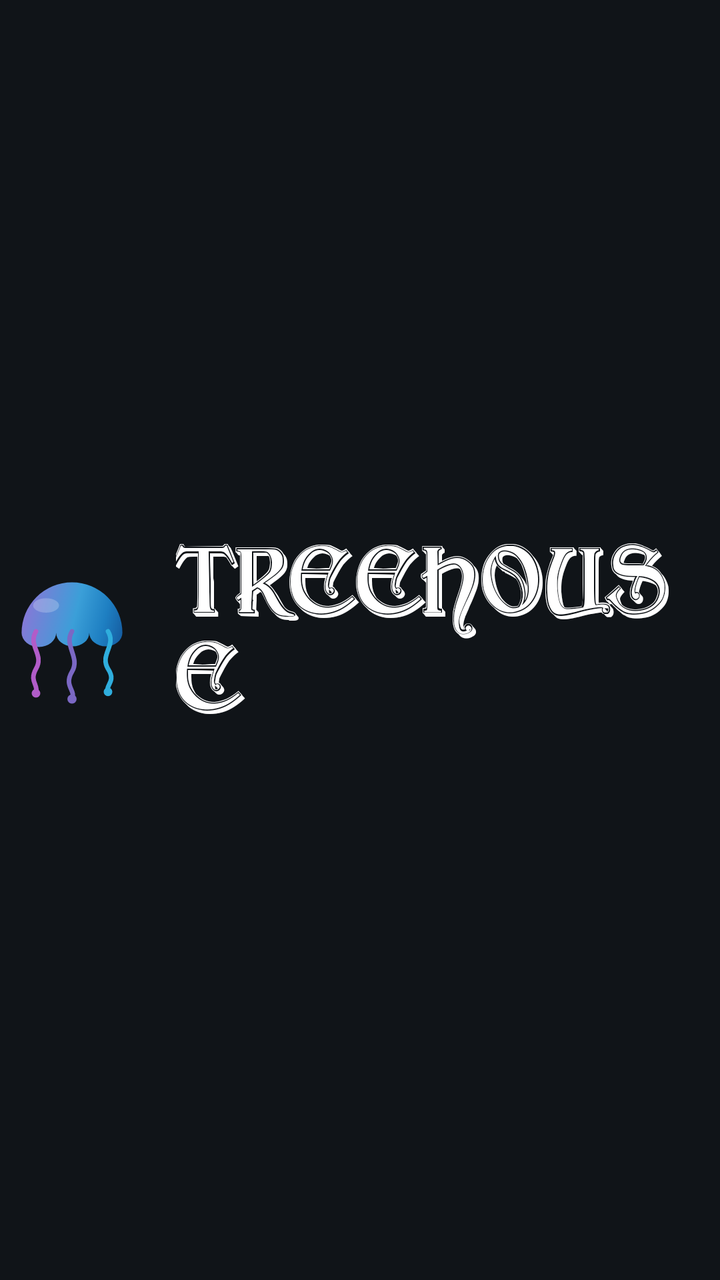
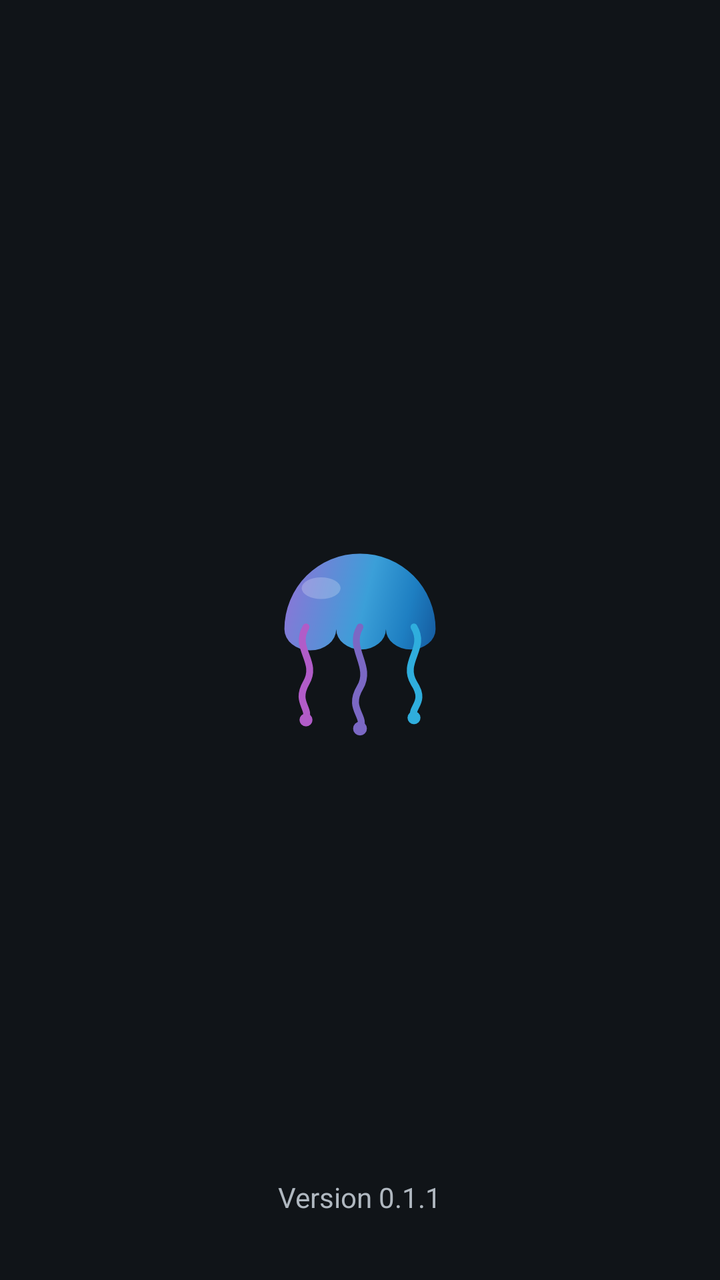

Screens rendered from an Android XML layout before and after an edit, with the pre-edit source and the edit as a unified diff.
<!-- AndroidManifest.xml: activity theme Theme.FireTvJellyfin -->
<!-- res/layout/activity_splash.xml -->
<?xml version="1.0" encoding="utf-8"?>
<FrameLayout xmlns:android="http://schemas.android.com/apk/res/android"
    android:layout_width="match_parent"
    android:layout_height="match_parent"
    android:background="@color/background_dark">

    <LinearLayout
        android:id="@+id/splash_logo"
        android:layout_width="wrap_content"
        android:layout_height="wrap_content"
        android:layout_gravity="center"
        android:orientation="horizontal"
        android:gravity="center_vertical">

        <ImageView
            android:layout_width="72dp"
            android:layout_height="72dp"
            android:src="@drawable/ic_jellyfin_logo"
            android:contentDescription="@null" />

        <TextView
            android:layout_width="wrap_content"
            android:layout_height="wrap_content"
            android:layout_marginStart="16dp"
            android:text="@string/app_logo"
            android:textColor="@color/text_primary"
            android:textSize="48sp"
            android:fontFamily="@font/royalty_criminals" />

    </LinearLayout>

</FrameLayout>
<!-- resources referenced by this layout -->
<resources>
  <color name="background_dark">#101418</color>
  <color name="text_primary">#FFFFFF</color>
  <!-- drawable ic_jellyfin_logo: vector/xml drawable (drawable, 2174 chars, omitted) -->
  <string name="app_logo">TreeHouse</string>
  <style name="Theme.FireTvJellyfin" parent="Theme.Leanback">
          <item name="android:windowBackground">@color/background_dark</item>
          <item name="detailsActionButtonStyle">@style/Widget.FireTvJellyfin.DetailsActionButtonStyle</item>
      </style>
  <style name="Widget.FireTvJellyfin.DetailsActionButtonStyle" parent="Widget.Leanback.DetailsActionButtonStyle">
          <item name="android:background">@drawable/glass_button_bg</item>
          <item name="android:paddingStart">20dp</item>
          <item name="android:paddingEnd">20dp</item>
          <item name="android:paddingTop">10dp</item>
          <item name="android:paddingBottom">10dp</item>
          <item name="android:layout_marginEnd">12dp</item>
      </style>
  <!-- drawable glass_button_bg (drawable) -->
  <?xml version="1.0" encoding="utf-8"?>
  <selector xmlns:android="http://schemas.android.com/apk/res/android">
      <item android:state_focused="true">
          <shape android:shape="rectangle">
              <corners android:radius="12dp" />
              <gradient
                  android:angle="90"
                  android:startColor="#4DFFFFFF"
                  android:endColor="#26FFFFFF" />
          </shape>
      </item>
      <item>
          <shape android:shape="rectangle">
              <corners android:radius="12dp" />
              <gradient
                  android:angle="90"
                  android:startColor="#26FFFFFF"
                  android:endColor="#0DFFFFFF" />
          </shape>
      </item>
  </selector>
</resources>

<!-- the commit's change to res/layout/activity_splash.xml (unified diff, before → after) -->
@@ -4,29 +4,21 @@
     android:layout_height="match_parent"
     android:background="@color/background_dark">
 
-    <LinearLayout
+    <ImageView
         android:id="@+id/splash_logo"
+        android:layout_width="108dp"
+        android:layout_height="108dp"
+        android:layout_gravity="center"
+        android:src="@drawable/ic_jellyfin_logo"
+        android:contentDescription="@null" />
+
+    <TextView
         android:layout_width="wrap_content"
         android:layout_height="wrap_content"
-        android:layout_gravity="center"
-        android:orientation="horizontal"
-        android:gravity="center_vertical">
-
-        <ImageView
-            android:layout_width="72dp"
-            android:layout_height="72dp"
-            android:src="@drawable/ic_jellyfin_logo"
-            android:contentDescription="@null" />
-
-        <TextView
-            android:layout_width="wrap_content"
-            android:layout_height="wrap_content"
-            android:layout_marginStart="16dp"
-            android:text="@string/app_logo"
-            android:textColor="@color/text_primary"
-            android:textSize="48sp"
-            android:fontFamily="@font/royalty_criminals" />
-
-    </LinearLayout>
+        android:layout_gravity="bottom|center_horizontal"
+        android:layout_marginBottom="32dp"
+        android:text="@string/splash_version"
+        android:textColor="@color/text_secondary"
+        android:textSize="14sp" />
 
 </FrameLayout>
<!-- resource entries referenced after the edit -->
@@ -1,9 +1,9 @@
 <!-- resources referenced by this layout -->
 <resources>
   <color name="background_dark">#101418</color>
-  <color name="text_primary">#FFFFFF</color>
+  <color name="text_secondary">#B0B8C0</color>
   <!-- drawable ic_jellyfin_logo: vector/xml drawable (drawable, 2174 chars, omitted) -->
-  <string name="app_logo">TreeHouse</string>
+  <string name="splash_version">Version 0.1.1</string>
   <style name="Theme.FireTvJellyfin" parent="Theme.Leanback">
           <item name="android:windowBackground">@color/background_dark</item>
           <item name="detailsActionButtonStyle">@style/Widget.FireTvJellyfin.DetailsActionButtonStyle</item>
